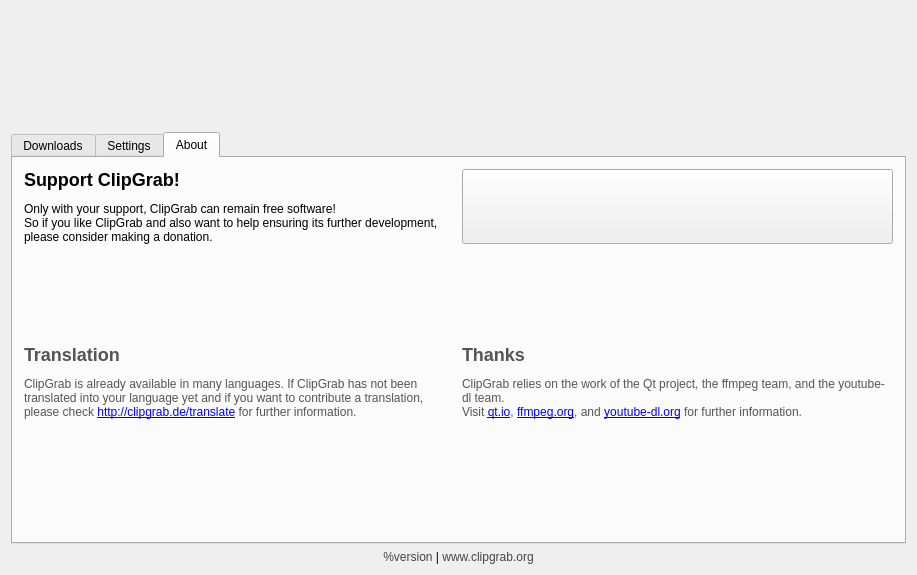
Qt form src/ui/mainwindow.ui (hayguen/clipgrab) before a commit.
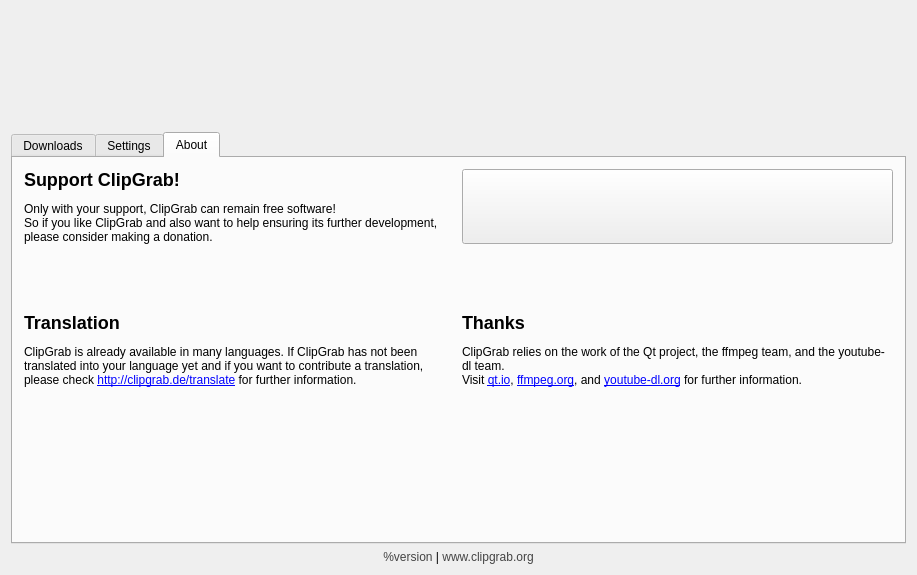
The same form after that commit. The open tabs and pages were chosen to show the change. Icons and pictures are not drawn.

```diff
--- a/src/ui/mainwindow.ui
+++ b/src/ui/mainwindow.ui
@@ -83,11 +83,6 @@
   color:#444444;
 }
 
-#labelTranslation, #labelThanks
-{
-	color: #555;
-}
-
 #buttonDonate
 {
 padding: 10px;
@@ -1189,15 +1184,15 @@
         </item>
         <item row="5" column="0" colspan="2">
          <widget class="QLabel" name="labelYoutubeDlVersionInfo">
-          <property name="font">
-           <font>
-            <family>Segoe UI</family>
-            <pointsize>8</pointsize>
-           </font>
-          </property>
           <property name="text">
            <string/>
           </property>
+          <property name="textFormat">
+           <enum>Qt::RichText</enum>
+          </property>
+          <property name="openExternalLinks">
+           <bool>true</bool>
+          </property>
          </widget>
         </item>
         <item row="0" column="0">
@@ -1268,7 +1263,20 @@
           <property name="sizeHint" stdset="0">
            <size>
             <width>20</width>
-            <height>40</height>
+            <height>20</height>
+           </size>
+          </property>
+         </spacer>
+        </item>
+        <item row="6" column="0">
+         <spacer name="verticalSpacer_14">
+          <property name="orientation">
+           <enum>Qt::Vertical</enum>
+          </property>
+          <property name="sizeHint" stdset="0">
+           <size>
+            <width>20</width>
+            <height>5</height>
            </size>
           </property>
          </spacer>
@@ -1281,7 +1289,7 @@
           <property name="sizeHint" stdset="0">
            <size>
             <width>20</width>
-            <height>40</height>
+            <height>20</height>
            </size>
           </property>
          </spacer>
```
